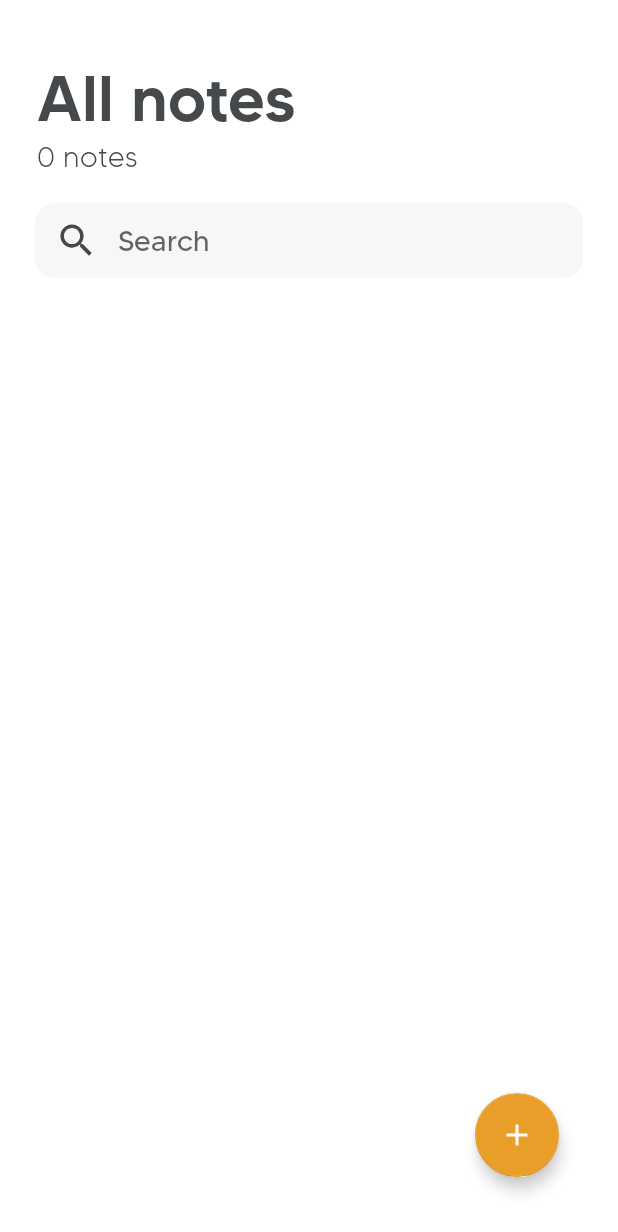
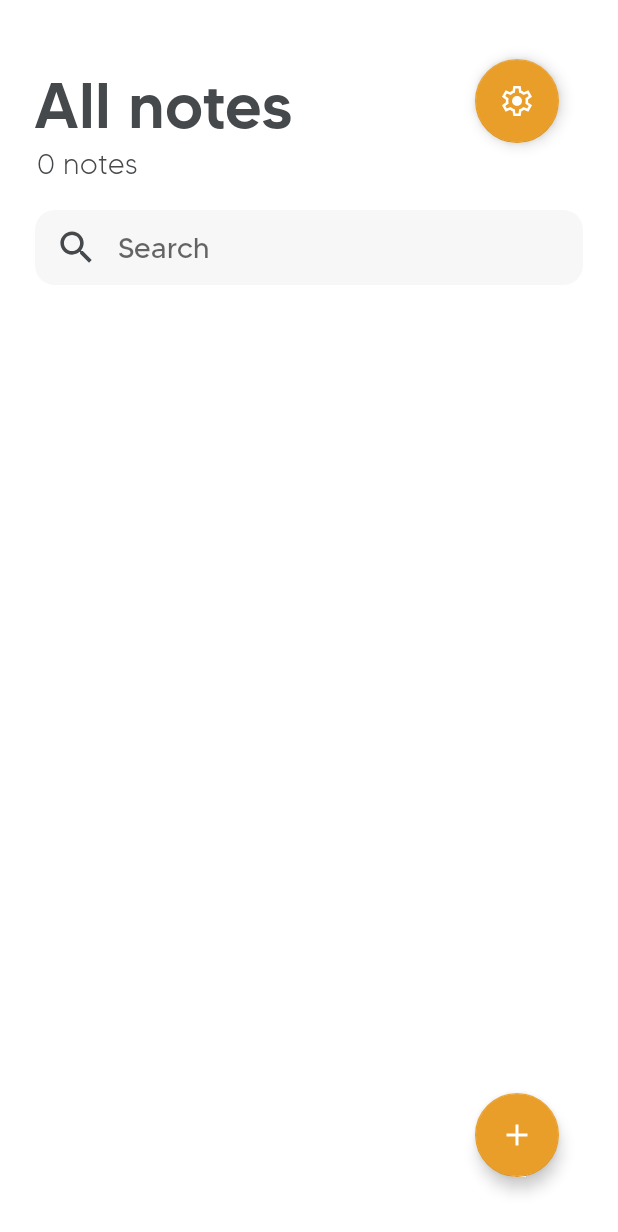
Before and after one commit to Archnightt/Firenote-v2, an Android app: the MainActivity screen opened directly, with no data from a screen before it, on a phone screen of 412 x 824 dp. Shown: the top 1232 px of the screen. Run offline under Robolectric (Android 15) with nearby library versions, the phone set to English and light mode, and no system bars; our stand-ins replace Room's generated code, sdp/ssp sizes.

```diff
--- a/app/src/main/java/com/night/SkyNote/activities/MainActivity.java
+++ b/app/src/main/java/com/night/SkyNote/activities/MainActivity.java
@@ -18,6 +18,7 @@ import android.view.HapticFeedbackConstants;
 import android.view.LayoutInflater;
 import android.view.View;
 import android.view.ViewGroup;
+import android.widget.Button;
 import android.widget.EditText;
 import android.widget.TextView;
 
@@ -64,6 +65,16 @@ public class MainActivity extends AppCompatActivity implements NoteListener {
                 startActivityForResult(new Intent(getApplicationContext(), NoteEditorActivity.class), addNoteCode);
             }
         });
+
+        FloatingActionButton settingsButton = findViewById(R.id.settingsButton);
+        settingsButton.setOnClickListener(new View.OnClickListener() {
+            @Override
+            public void onClick(View v) {
+                Intent intent = new Intent(MainActivity.this, SettingsActivity.class);
+                startActivity(intent);
+            }
+        });
+
 
 
         // setting the recycler layout, in this case vertical linearlayout
@@ -341,4 +352,6 @@ public class MainActivity extends AppCompatActivity implements NoteListener {
             }
         }
     }
+
+
 }
--- /dev/null
+++ b/app/src/main/res/drawable-night/ic_settings.xml
@@ -0,0 +1,5 @@
+<vector xmlns:android="http://schemas.android.com/apk/res/android" android:height="32dp" android:viewportHeight="960" android:viewportWidth="960" android:width="32dp">
+
+    <path android:fillColor="#1c1c1e" android:pathData="m382,880 l-18.67,-126.67q-17,-6.33 -34.83,-16.66 -17.83,-10.34 -32.17,-21.67L178,767.67 79.33,595l106.34,-78.67q-1.67,-8.33 -2,-18.16 -0.34,-9.84 -0.34,-18.17 0,-8.33 0.34,-18.17 0.33,-9.83 2,-18.16L79.33,365 178,192.33 296.33,245q14.34,-11.33 32.34,-21.67 18,-10.33 34.66,-16L382,80h196l18.67,126.67q17,6.33 35.16,16.33 18.17,10 31.84,22L782,192.33 880.67,365l-106.34,77.33q1.67,9 2,18.84 0.34,9.83 0.34,18.83 0,9 -0.34,18.5Q776,508 774,517l106.33,78 -98.66,172.67 -118,-52.67q-14.34,11.33 -32,22 -17.67,10.67 -35,16.33L578,880L382,880ZM437.33,813.33h85l14,-110q32.34,-8 60.84,-24.5T649,639l103.67,44.33 39.66,-70.66L701,545q4.33,-16 6.67,-32.17Q710,496.67 710,480q0,-16.67 -2,-32.83 -2,-16.17 -7,-32.17l91.33,-67.67 -39.66,-70.66L649,321.33q-22.67,-25 -50.83,-41.83 -28.17,-16.83 -61.84,-22.83l-13.66,-110h-85l-14,110q-33,7.33 -61.5,23.83T311,321l-103.67,-44.33 -39.66,70.66L259,414.67Q254.67,431 252.33,447 250,463 250,480q0,16.67 2.33,32.67 2.34,16 6.67,32.33l-91.33,67.67 39.66,70.66L311,638.67q23.33,23.66 51.83,40.16 28.5,16.5 60.84,24.5l13.66,110ZM480.67,613.33q55.33,0 94.33,-39T614,480q0,-55.33 -39,-94.33t-94.33,-39q-55.67,0 -94.5,39 -38.84,39 -38.84,94.33t38.84,94.33q38.83,39 94.5,39ZM480,480Z"/>
+
+</vector>
--- /dev/null
+++ b/app/src/main/res/drawable/ic_logout.xml
@@ -0,0 +1,5 @@
+<vector xmlns:android="http://schemas.android.com/apk/res/android" android:height="28dp" android:viewportHeight="960" android:viewportWidth="960" android:width="28dp">
+
+    <path android:fillColor="#f01e2c" android:pathData="M186.67,840q-27,0 -46.84,-19.83Q120,800.33 120,773.33v-586.66q0,-27 19.83,-46.84Q159.67,120 186.67,120h292.66v66.67L186.67,186.67v586.66h292.66L479.33,840L186.67,840ZM657.33,663.33 L610.33,615.33 712.33,513.33L360,513.33v-66.66h351l-102,-102 47,-48 184,184 -182.67,182.66Z"/>
+
+</vector>
--- /dev/null
+++ b/app/src/main/res/drawable/ic_settings.xml
@@ -0,0 +1,5 @@
+<vector xmlns:android="http://schemas.android.com/apk/res/android" android:height="32dp" android:viewportHeight="960" android:viewportWidth="960" android:width="32dp">
+
+    <path android:fillColor="#f7f7f7" android:pathData="m382,880 l-18.67,-126.67q-17,-6.33 -34.83,-16.66 -17.83,-10.34 -32.17,-21.67L178,767.67 79.33,595l106.34,-78.67q-1.67,-8.33 -2,-18.16 -0.34,-9.84 -0.34,-18.17 0,-8.33 0.34,-18.17 0.33,-9.83 2,-18.16L79.33,365 178,192.33 296.33,245q14.34,-11.33 32.34,-21.67 18,-10.33 34.66,-16L382,80h196l18.67,126.67q17,6.33 35.16,16.33 18.17,10 31.84,22L782,192.33 880.67,365l-106.34,77.33q1.67,9 2,18.84 0.34,9.83 0.34,18.83 0,9 -0.34,18.5Q776,508 774,517l106.33,78 -98.66,172.67 -118,-52.67q-14.34,11.33 -32,22 -17.67,10.67 -35,16.33L578,880L382,880ZM437.33,813.33h85l14,-110q32.34,-8 60.84,-24.5T649,639l103.67,44.33 39.66,-70.66L701,545q4.33,-16 6.67,-32.17Q710,496.67 710,480q0,-16.67 -2,-32.83 -2,-16.17 -7,-32.17l91.33,-67.67 -39.66,-70.66L649,321.33q-22.67,-25 -50.83,-41.83 -28.17,-16.83 -61.84,-22.83l-13.66,-110h-85l-14,110q-33,7.33 -61.5,23.83T311,321l-103.67,-44.33 -39.66,70.66L259,414.67Q254.67,431 252.33,447 250,463 250,480q0,16.67 2.33,32.67 2.34,16 6.67,32.33l-91.33,67.67 39.66,70.66L311,638.67q23.33,23.66 51.83,40.16 28.5,16.5 60.84,24.5l13.66,110ZM480.67,613.33q55.33,0 94.33,-39T614,480q0,-55.33 -39,-94.33t-94.33,-39q-55.67,0 -94.5,39 -38.84,39 -38.84,94.33t38.84,94.33q38.83,39 94.5,39ZM480,480Z"/>
+
+</vector>
--- a/app/src/main/res/layout/activity_main.xml
+++ b/app/src/main/res/layout/activity_main.xml
@@ -9,19 +9,35 @@
 
 
     <TextView
-        android:layout_width="match_parent"
+        android:id="@+id/notepadTitle"
+        android:layout_width="wrap_content"
         android:layout_height="wrap_content"
-        android:id="@+id/notepadTitle"
-        android:layout_marginStart="@dimen/_19sdp"
-        android:layout_marginTop="@dimen/_30sdp"
-        android:layout_marginEnd="@dimen/_19sdp"
         android:fontFamily="@font/tommy_medium"
         android:includeFontPadding="false"
         android:text="All notes"
+        android:textColor="?attr/colorOnPrimary"
         android:textSize="@dimen/_33ssp"
-        android:textColor="?attr/colorOnPrimary"
+        app:layout_constraintBottom_toBottomOf="parent"
+        app:layout_constraintEnd_toEndOf="parent"
+        app:layout_constraintHorizontal_bias="0.096"
+        app:layout_constraintStart_toStartOf="parent"
         app:layout_constraintTop_toTopOf="parent"
-/>
+        app:layout_constraintVertical_bias="0.057" />
+
+
+    <com.google.android.material.floatingactionbutton.FloatingActionButton
+        android:id="@+id/settingsButton"
+        android:layout_width="wrap_content"
+        android:layout_height="wrap_content"
+        android:layout_margin="@dimen/_30sdp"
+        android:src="@drawable/ic_settings"
+        app:layout_constraintBottom_toTopOf="@+id/buttonAddNote"
+        app:layout_constraintEnd_toEndOf="parent"
+        app:layout_constraintHorizontal_bias="1.0"
+        app:layout_constraintStart_toEndOf="@+id/notepadTitle"
+        app:layout_constraintTop_toTopOf="parent"
+        app:layout_constraintVertical_bias="0.0" />
+
     <TextView
         android:layout_width="match_parent"
         android:layout_height="wrap_content"
--- a/app/src/main/res/values/colors.xml
+++ b/app/src/main/res/values/colors.xml
@@ -15,4 +15,5 @@
     <color name="iosblack">#1c1c1e</color>
     <color name="ioswhiteBG">#f7f7f7</color>
     <color name="lightgrey">#aeb0b2</color>
+    <color name="red">#f01e2c</color>
 </resources>
--- a/app/src/main/res/values/strings.xml
+++ b/app/src/main/res/values/strings.xml
@@ -4,5 +4,6 @@
     <string name="all_notes">All notes</string>
     <string name="login_google">Continue with Google</string>
     <string name="login_twitter">Continue with Twitter</string>
+    <string name="logout">Log out</string>
     <string name="default_web_client_id">"480316012622-pnc6nvthm9mfusbm40st56b063a73tth.apps.googleusercontent.com"</string>
 </resources>
--- a/app/src/main/res/values/themes.xml
+++ b/app/src/main/res/values/themes.xml
@@ -19,6 +19,8 @@
         <!-- BACKGROUND NOTATKI-->
         <item name="colorSecondaryVariant">@color/ioswhiteBG</item>
 
+
+
         <!-- STATUSBAR -->
         <item name="colorOnSecondary">@color/white</item>
 
```
Also changed, not shown: app/src/main/AndroidManifest.xml (+7 -0 lines), app/src/main/java/com/night/SkyNote/activities/SettingsActivity.java (added, +35 -0 lines), app/src/main/res/layout/activity_settings.xml (added, +30 -0 lines), 2 other files.
